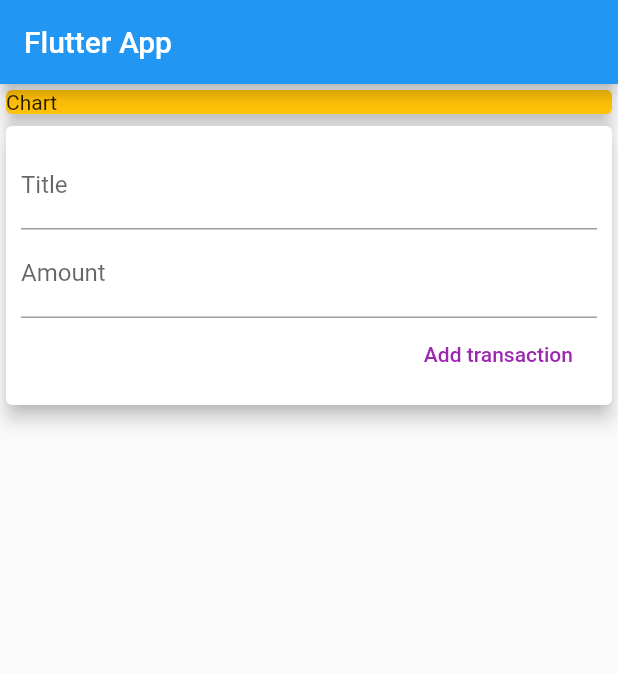
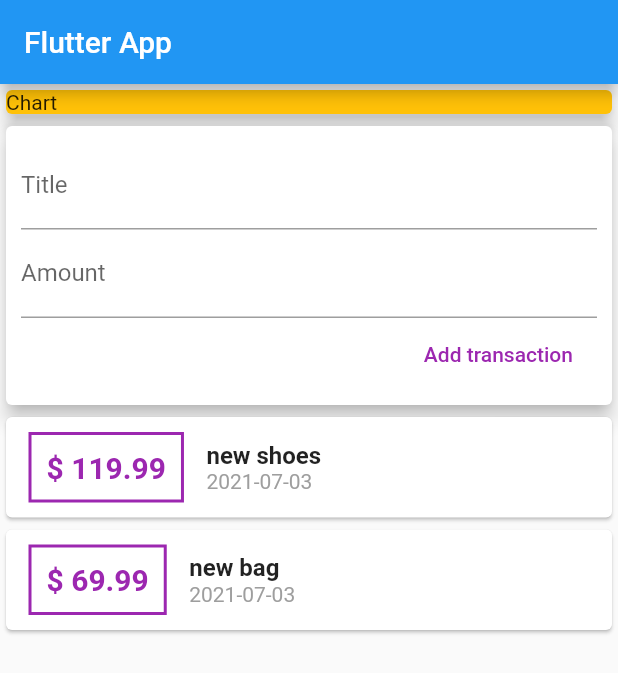
Before and after one commit to TomSnus/budget_tracker, a Flutter app: the screen it shows after launch, on a phone screen of 412 x 824 dp. Shown: the top 673 px of the screen. Run offline on Flutter 3.47's test engine with Material 2 defaults, Android fonts, the phone set to English and light mode, and no system bars.

Commit message:
add tx list

```diff
--- a/lib/main.dart
+++ b/lib/main.dart
@@ -1,6 +1,5 @@
-import 'package:intl/intl.dart';
 
-import 'models/transaction.dart';
+import 'package:budget_tracker/widgets/user_transactions.dart';
 import 'package:flutter/material.dart';
 
 void main() => runApp(MyApp());
@@ -16,12 +15,6 @@ class MyApp extends StatelessWidget {
 }
 
 class MyHomePage extends StatelessWidget {
-  final List<Transaction> transactions = [
-    Transaction(
-        id: 't1', title: 'new shoes', amount: 119.99, date: DateTime.now()),
-    Transaction(id: 't2', title: 'new bag', amount: 69.99, date: DateTime.now())
-  ];
-
   // String titleInput;
   // String amountInput;
   final titleController = TextEditingController();
@@ -33,7 +26,8 @@ class MyHomePage extends StatelessWidget {
         appBar: AppBar(
           title: Text('Flutter App'),
         ),
-        body: Column(
+        body: SingleChildScrollView(
+          child: Column(
             crossAxisAlignment: CrossAxisAlignment.stretch,
             children: <Widget>[
               Container(
@@ -44,64 +38,9 @@ class MyHomePage extends StatelessWidget {
                   elevation: 5,
                 ),
               ),
-            Card(
-              elevation: 5,
-              child:
-              Container(
-                padding: EdgeInsets.all(10),
-                child: Column(
-                  crossAxisAlignment: CrossAxisAlignment.end,
-                  children: <Widget>[
-                  TextField(
-                    controller: titleController,
-                    // onChanged: (value) {titleInput=value;},
-                    decoration: InputDecoration(labelText: 'Title'),),
-                  TextField(
-                    controller: amountController,
-                    // onChanged: (value) => amountInput=value,
-                    decoration: InputDecoration(labelText: 'Amount'),),
-                  FlatButton(onPressed: () {}, child: Text('Add transaction'), textColor: Colors.purple,)
-                ],),
-              )
-            ,),
-            Column(
-              children: transactions.map((tx) {
-                return Card(
-                    child: Row(
-                  children: <Widget>[
-                    Container(
-                      margin:
-                          EdgeInsets.symmetric(vertical: 10, horizontal: 15),
-                      decoration: BoxDecoration(
-                          border: Border.all(color: Colors.purple, width: 2)),
-                      padding: EdgeInsets.all(10),
-                      child: Text(
-                        '\$ ${tx.amount}',
-                        style: TextStyle(
-                            fontWeight: FontWeight.bold,
-                            fontSize: 20,
-                            color: Colors.purple),
+              UserTransactions()
+            ],
           ),
-                    ),
-                    Column(
-                      crossAxisAlignment: CrossAxisAlignment.start,
-                      children: <Widget>[
-                        Text(
-                          tx.title,
-                          style: TextStyle(
-                              fontSize: 16, fontWeight: FontWeight.bold),
-                        ),
-                        Text(
-                          DateFormat('yyyy-MM-dd').format(tx.date),
-                          style: TextStyle(color: Colors.grey),
-                        )
-                      ],
-                    )
-                  ],
-                ));
-              }).toList(),
-            )
-          ],
         ));
   }
 }
--- /dev/null
+++ b/lib/widgets/new_transaction.dart
@@ -0,0 +1,39 @@
+import 'package:flutter/material.dart';
+
+class NewTransaction extends StatelessWidget {
+  final titleController = TextEditingController();
+  final amountController = TextEditingController();
+  final Function addTx;
+
+  NewTransaction(this.addTx);
+
+  @override
+  Widget build(BuildContext context) {
+    return Card(
+              elevation: 5,
+              child: Container(
+                padding: EdgeInsets.all(10),
+                child: Column(
+                  crossAxisAlignment: CrossAxisAlignment.end,
+                  children: <Widget>[
+                    TextField(
+                      controller: titleController,
+                      // onChanged: (value) {titleInput=value;},
+                      decoration: InputDecoration(labelText: 'Title'),
+                    ),
+                    TextField(
+                      controller: amountController,
+                      // onChanged: (value) => amountInput=value,
+                      decoration: InputDecoration(labelText: 'Amount'),
+                    ),
+                    FlatButton(
+                      onPressed: () => this.addTx(titleController.text, double.parse(amountController.text)),
+                      child: Text('Add transaction'),
+                      textColor: Colors.purple,
+                    )
+                  ],
+                ),
+              ),
+            );
+  }
+}
--- /dev/null
+++ b/lib/widgets/transaction_list.dart
@@ -0,0 +1,51 @@
+import 'package:flutter/material.dart';
+import 'package:intl/intl.dart';
+import '../models/transaction.dart';
+
+class TransactionList extends StatelessWidget {
+  final List<Transaction> transactions;
+  TransactionList(this.transactions);
+
+
+  @override
+  Widget build(BuildContext context) {
+    return Container(
+      height: 300,
+      child: ListView(
+          children: transactions.map((tx) {
+            return Card(
+                child: Row(
+              children: <Widget>[
+                Container(
+                  margin: EdgeInsets.symmetric(vertical: 10, horizontal: 15),
+                  decoration: BoxDecoration(
+                      border: Border.all(color: Colors.purple, width: 2)),
+                  padding: EdgeInsets.all(10),
+                  child: Text(
+                    '\$ ${tx.amount}',
+                    style: TextStyle(
+                        fontWeight: FontWeight.bold,
+                        fontSize: 20,
+                        color: Colors.purple),
+                  ),
+                ),
+                Column(
+                  crossAxisAlignment: CrossAxisAlignment.start,
+                  children: <Widget>[
+                    Text(
+                      tx.title,
+                      style: TextStyle(fontSize: 16, fontWeight: FontWeight.bold),
+                    ),
+                    Text(
+                      DateFormat('yyyy-MM-dd').format(tx.date),
+                      style: TextStyle(color: Colors.grey),
+                    )
+                  ],
+                )
+              ],
+            ));
+          }).toList(),
+        ),
+    );
+  }
+}
--- /dev/null
+++ b/lib/widgets/user_transactions.dart
@@ -0,0 +1,35 @@
+import 'package:budget_tracker/models/transaction.dart';
+import 'package:budget_tracker/widgets/transaction_list.dart';
+import 'package:flutter/material.dart';
+
+import 'new_transaction.dart';
+
+class UserTransactions extends StatefulWidget {
+  @override
+  _UserTransactionsState createState() => _UserTransactionsState();
+}
+
+class _UserTransactionsState extends State<UserTransactions> {
+    final List<Transaction> _userTransactions = [
+    Transaction(
+        id: 't1', title: 'new shoes', amount: 119.99, date: DateTime.now()),
+    Transaction(id: 't2', title: 'new bag', amount: 69.99, date: DateTime.now())
+  ];
+
+  void _addNewTransaction(String txTitle, double txAmount) {
+    final newTx = new Transaction(title: txTitle, amount: txAmount, date: DateTime.now(), id: DateTime.now().toString());
+    setState(() {
+      _userTransactions.add(newTx);
+    });
+  }
+
+  @override
+  Widget build(BuildContext context) {
+    return Column(
+      children: [
+            NewTransaction(_addNewTransaction),
+            TransactionList(_userTransactions)
+      ],
+    );
+  }
+}
--- a/pubspec.yaml
+++ b/pubspec.yaml
@@ -28,6 +28,7 @@ dependencies:
   # The following adds the Cupertino Icons font to your application.
   # Use with the CupertinoIcons class for iOS style icons.
   cupertino_icons: ^1.0.2
+  intl: ^0.17.0
 
 dev_dependencies:
   flutter_test:
```
Also changed, not shown: lib/models/transaction.dart (renamed from lib/transaction.dart), pubspec.lock. Lines whose indentation alone changed are shown as unchanged.
